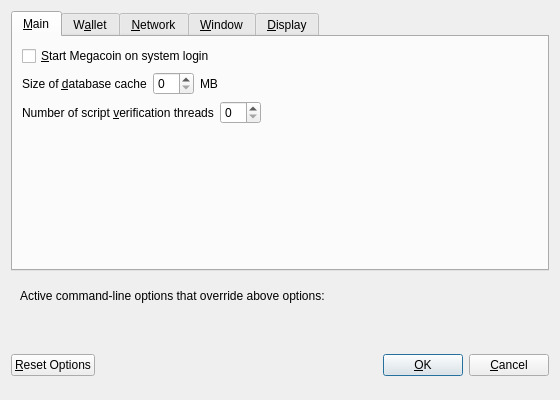
Qt form src/qt/forms/optionsdialog.ui (LIMXTEC/Megacoin) before a commit.
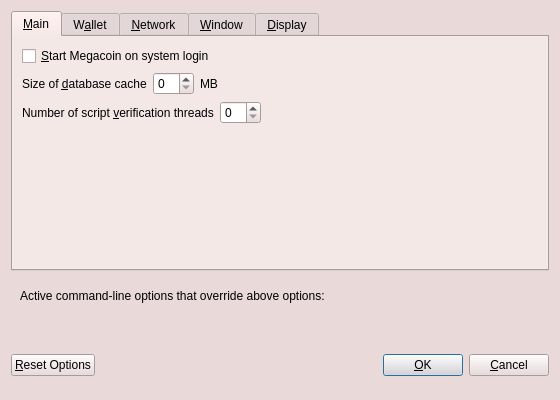
The same form after that commit. Custom widgets are drawn as their Qt base class.

Patch:
```diff
--- a/src/qt/forms/optionsdialog.ui
+++ b/src/qt/forms/optionsdialog.ui
@@ -10,6 +10,97 @@
     <height>400</height>
    </rect>
   </property>
+  <property name="palette">
+   <palette>
+    <active>
+     <colorrole role="Button">
+      <brush brushstyle="SolidPattern">
+       <color alpha="255">
+        <red>233</red>
+        <green>217</green>
+        <blue>216</blue>
+       </color>
+      </brush>
+     </colorrole>
+     <colorrole role="Base">
+      <brush brushstyle="SolidPattern">
+       <color alpha="255">
+        <red>255</red>
+        <green>255</green>
+        <blue>255</blue>
+       </color>
+      </brush>
+     </colorrole>
+     <colorrole role="Window">
+      <brush brushstyle="SolidPattern">
+       <color alpha="255">
+        <red>233</red>
+        <green>217</green>
+        <blue>216</blue>
+       </color>
+      </brush>
+     </colorrole>
+    </active>
+    <inactive>
+     <colorrole role="Button">
+      <brush brushstyle="SolidPattern">
+       <color alpha="255">
+        <red>233</red>
+        <green>217</green>
+        <blue>216</blue>
+       </color>
+      </brush>
+     </colorrole>
+     <colorrole role="Base">
+      <brush brushstyle="SolidPattern">
+       <color alpha="255">
+        <red>255</red>
+        <green>255</green>
+        <blue>255</blue>
+       </color>
+      </brush>
+     </colorrole>
+     <colorrole role="Window">
+      <brush brushstyle="SolidPattern">
+       <color alpha="255">
+        <red>233</red>
+        <green>217</green>
+        <blue>216</blue>
+       </color>
+      </brush>
+     </colorrole>
+    </inactive>
+    <disabled>
+     <colorrole role="Button">
+      <brush brushstyle="SolidPattern">
+       <color alpha="255">
+        <red>233</red>
+        <green>217</green>
+        <blue>216</blue>
+       </color>
+      </brush>
+     </colorrole>
+     <colorrole role="Base">
+      <brush brushstyle="SolidPattern">
+       <color alpha="255">
+        <red>233</red>
+        <green>217</green>
+        <blue>216</blue>
+       </color>
+      </brush>
+     </colorrole>
+     <colorrole role="Window">
+      <brush brushstyle="SolidPattern">
+       <color alpha="255">
+        <red>233</red>
+        <green>217</green>
+        <blue>216</blue>
+       </color>
+      </brush>
+     </colorrole>
+    </disabled>
+   </palette>
+  </property>
   <property name="windowTitle">
    <string>Options</string>
   </property>
```
